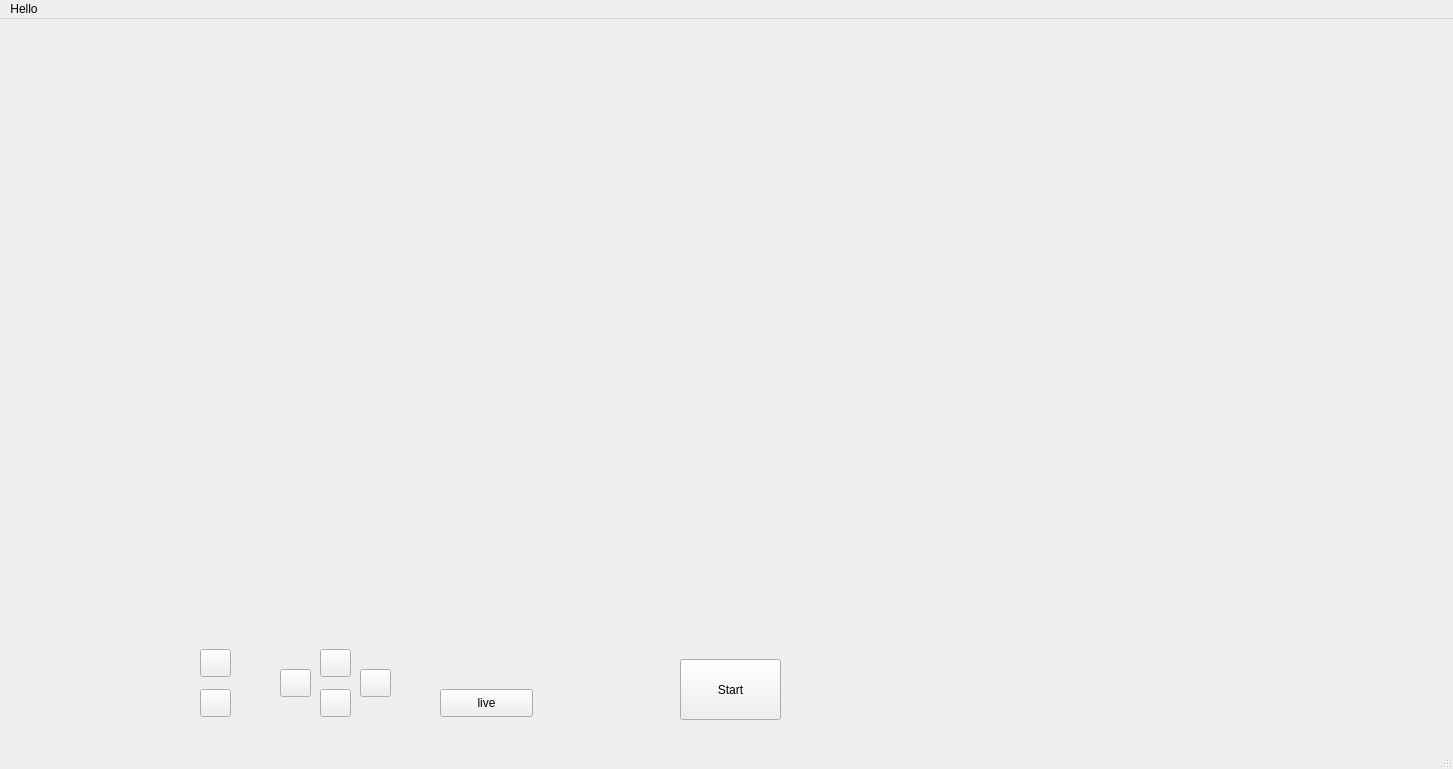
First picture: the form in cam_feed/views/Alignment_Window.ui, repository aquilesC/NanoCETPy, before the edit.
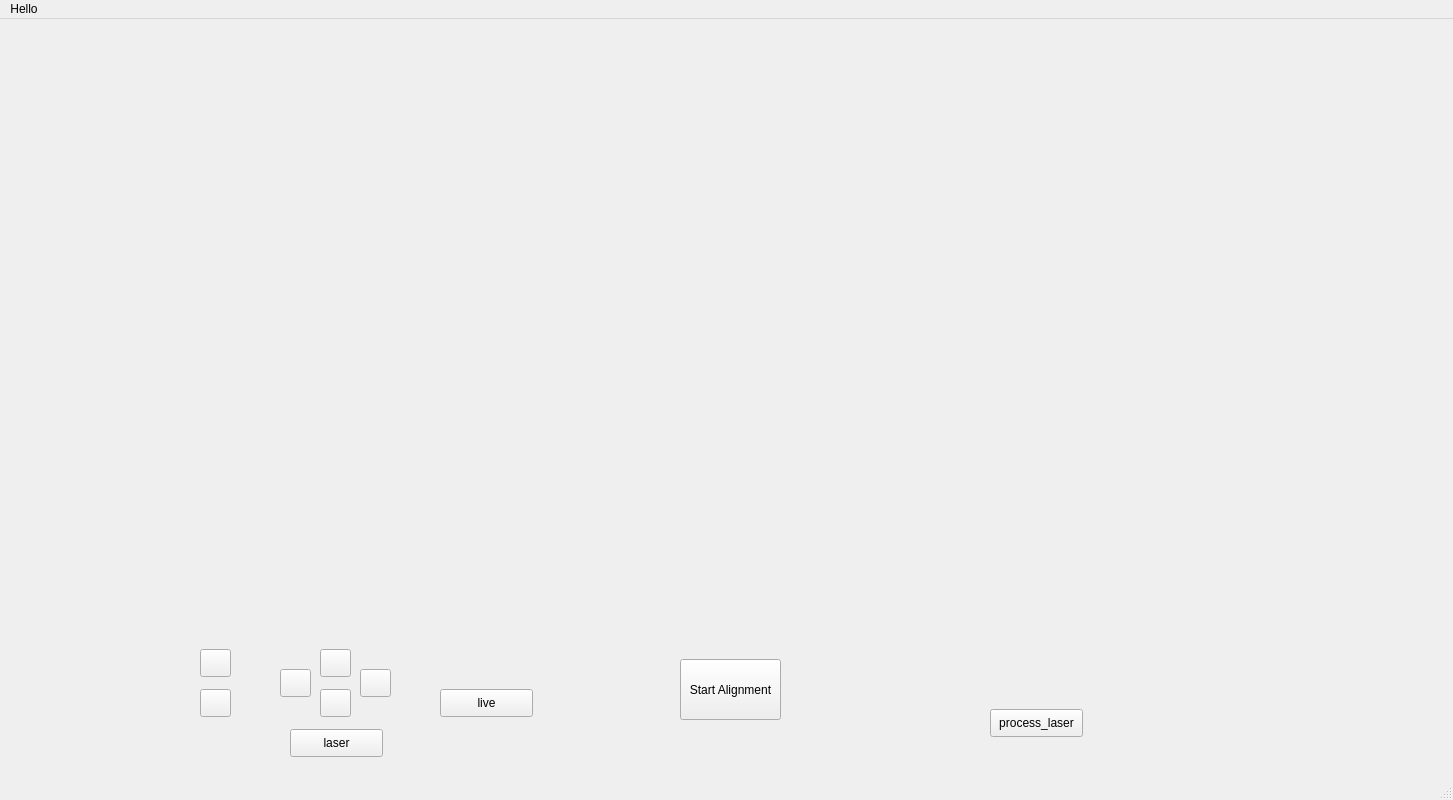
Second picture: the form after the edit.

Commit message: first working alignment function

Patch:
```diff
--- a/cam_feed/views/Alignment_Window.ui
+++ b/cam_feed/views/Alignment_Window.ui
@@ -7,7 +7,7 @@
     <x>0</x>
     <y>0</y>
     <width>1453</width>
-    <height>769</height>
+    <height>800</height>
    </rect>
   </property>
   <property name="windowTitle">
@@ -38,7 +38,7 @@
      </rect>
     </property>
     <property name="text">
-     <string>Start</string>
+     <string>Start Alignment</string>
     </property>
    </widget>
    <widget class="QWidget" name="processing_widget" native="true">
@@ -143,6 +143,32 @@
      <string/>
     </property>
    </widget>
+   <widget class="QPushButton" name="laser_button">
+    <property name="geometry">
+     <rect>
+      <x>290</x>
+      <y>710</y>
+      <width>93</width>
+      <height>28</height>
+     </rect>
+    </property>
+    <property name="text">
+     <string>laser</string>
+    </property>
+   </widget>
+   <widget class="QPushButton" name="laser_process_button">
+    <property name="geometry">
+     <rect>
+      <x>990</x>
+      <y>690</y>
+      <width>93</width>
+      <height>28</height>
+     </rect>
+    </property>
+    <property name="text">
+     <string>process_laser</string>
+    </property>
+   </widget>
   </widget>
   <widget class="QMenuBar" name="menubar">
    <property name="geometry">
```
The commit also changes 2 other files.
